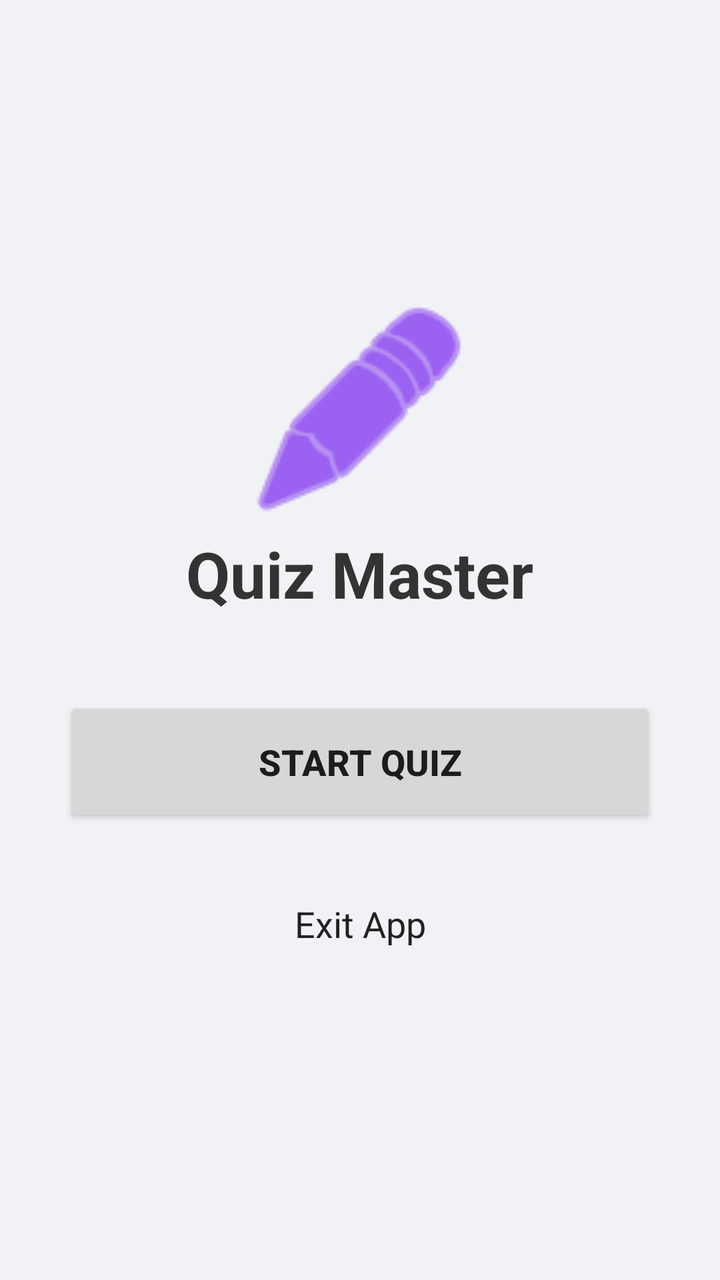
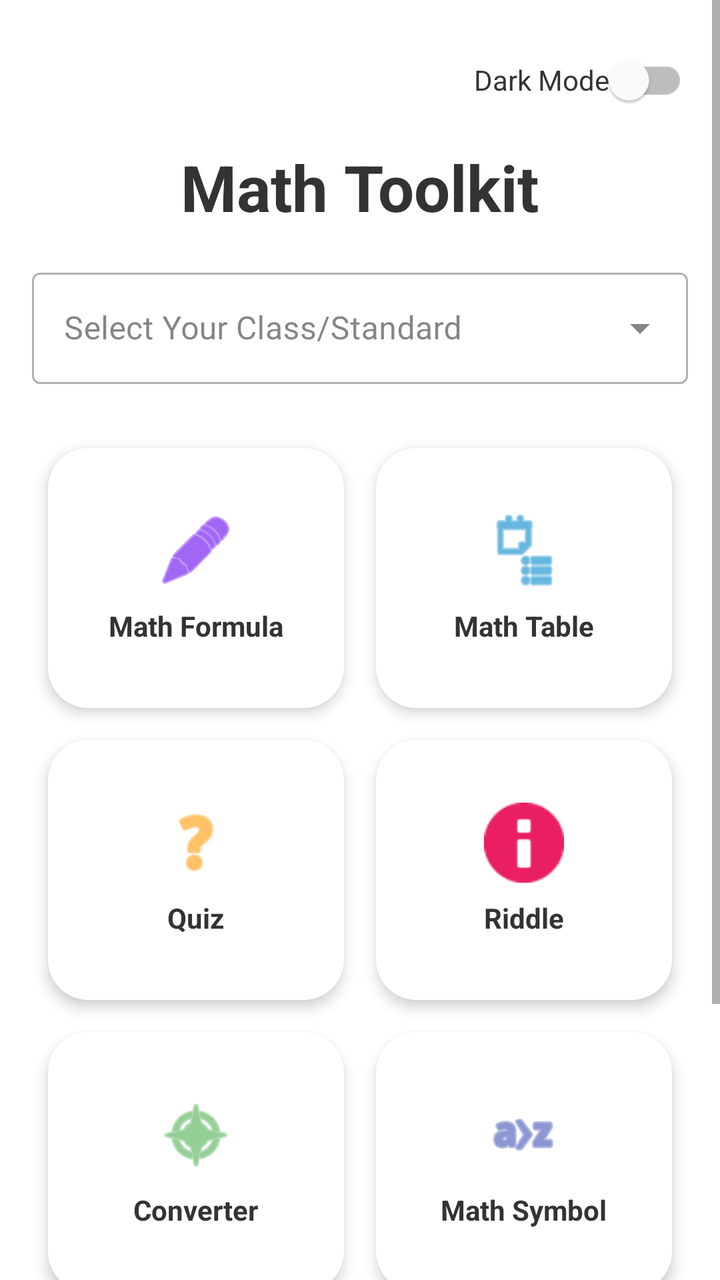

Screens rendered from an Android XML layout before and after an edit, with the pre-edit source and the edit as a unified diff.
<!-- AndroidManifest.xml: application theme Theme.AppCompat.Light.DarkActionBar -->
<!-- res/layout/activity_main.xml -->
<?xml version="1.0" encoding="utf-8"?>

<FrameLayout xmlns:android="http://schemas.android.com/apk/res/android"
             xmlns:app="http://schemas.android.com/apk/res-auto"
             android:layout_width="match_parent"
             android:layout_height="match_parent"
             android:background="#F0F2F5">

    <LinearLayout
            android:id="@+id/menuContainer"
            android:layout_width="match_parent"
            android:layout_height="match_parent"
            android:gravity="center"
            android:orientation="vertical"
            android:padding="32dp"
            android:visibility="visible">

        <ImageView
                android:layout_width="120dp"
                android:layout_height="120dp"
                android:src="@android:drawable/ic_menu_edit"
                app:tint="#6200EE" />

        <TextView
                android:layout_width="wrap_content"
                android:layout_height="wrap_content"
                android:text="Quiz Master"
                android:textSize="32sp"
                android:textStyle="bold"
                android:textColor="#333333"
                android:layout_marginBottom="40dp"/>

        <Button
                android:id="@+id/startQuizBtn"
                android:layout_width="match_parent"
                android:layout_height="65dp"
                android:text="Start Quiz"
                android:textSize="18sp"
                android:textStyle="bold"
                app:cornerRadius="16dp"
                android:layout_marginBottom="16dp"/>

        <Button
                android:id="@+id/menuExitBtn"
                style="@style/Widget.MaterialComponents.Button.OutlinedButton"
                android:layout_width="match_parent"
                android:layout_height="65dp"
                android:text="Exit App"
                android:textSize="18sp"
                app:cornerRadius="16dp"
                app:strokeWidth="2dp" />
    </LinearLayout>

    <LinearLayout
            android:id="@+id/quizContainer"
            android:layout_width="match_parent"
            android:layout_height="match_parent"
            android:orientation="vertical"
            android:padding="24dp"
            android:visibility="gone">

        <TextView
                android:id="@+id/questionText"
                android:layout_width="match_parent"
                android:layout_height="wrap_content"
                android:background="@android:color/white"
                android:elevation="4dp"
                android:padding="24dp"
                android:text="Question text?"
                android:textSize="22sp"
                android:textColor="#222222"
                android:textStyle="bold" />

        <RadioGroup
                android:id="@+id/optionsGroup"
                android:layout_width="match_parent"
                android:layout_height="wrap_content"
                android:layout_marginTop="24dp">
            <RadioButton android:id="@+id/option1" android:layout_width="match_parent" android:layout_height="wrap_content" android:padding="16dp" android:textSize="18sp" android:layout_marginBottom="8dp" />
            <RadioButton android:id="@+id/option2" android:layout_width="match_parent" android:layout_height="wrap_content" android:padding="16dp" android:textSize="18sp" android:layout_marginBottom="8dp" />
            <RadioButton android:id="@+id/option3" android:layout_width="match_parent" android:layout_height="wrap_content" android:padding="16dp" android:textSize="18sp" />
        </RadioGroup>

        <View
                android:layout_width="match_parent"
                android:layout_height="0dp"
                android:layout_weight="1" />

        <Button
                android:id="@+id/submitBtn"
                android:layout_width="match_parent"
                android:layout_height="60dp"
                android:text="Submit Answer"
                android:textSize="18sp"
                app:cornerRadius="12dp" />
    </LinearLayout>

    <LinearLayout
            android:id="@+id/scoreContainer"
            android:layout_width="match_parent"
            android:layout_height="match_parent"
            android:gravity="center"
            android:orientation="vertical"
            android:padding="32dp"
            android:visibility="gone">

        <TextView
                android:id="@+id/finalScoreText"
                android:layout_width="wrap_content"
                android:layout_height="wrap_content"
                android:text="Score: 0/0"
                android:textSize="40sp"
                android:textColor="#6200EE"
                android:textStyle="bold"
                android:gravity="center" />

        <Button
                android:id="@+id/restartBtn"
                android:layout_width="match_parent"
                android:layout_height="65dp"
                android:layout_marginTop="48dp"
                android:text="Try Again"
                android:textSize="20sp"
                android:textStyle="bold"
                app:cornerRadius="16dp" />

        <Button
                android:id="@+id/backToMenuBtn"
                style="@style/Widget.MaterialComponents.Button.OutlinedButton"
                android:layout_width="match_parent"
                android:layout_height="65dp"
                android:layout_marginTop="16dp"
                android:text="Back to Menu"
                android:textSize="18sp"
                android:textColor="#6200EE"
                app:strokeColor="#6200EE"
                app:strokeWidth="2dp"
                app:cornerRadius="16dp" />
    </LinearLayout>

</FrameLayout>
<!-- resources referenced by this layout -->
<resources>

</resources>

<!-- the commit's change to res/layout/activity_main.xml (unified diff, before → after) -->
@@ -1,141 +1,210 @@
 <?xml version="1.0" encoding="utf-8"?>
 
-<FrameLayout xmlns:android="http://schemas.android.com/apk/res/android"
-             xmlns:app="http://schemas.android.com/apk/res-auto"
-             android:layout_width="match_parent"
-             android:layout_height="match_parent"
-             android:background="#F0F2F5">
-
-    <LinearLayout
-            android:id="@+id/menuContainer"
+<ScrollView xmlns:android="http://schemas.android.com/apk/res/android"
+            xmlns:app="http://schemas.android.com/apk/res-auto"
             android:layout_width="match_parent"
             android:layout_height="match_parent"
-            android:gravity="center"
+            android:background="?android:attr/windowBackground">
+
+    <LinearLayout
+            android:layout_width="match_parent"
+            android:layout_height="wrap_content"
             android:orientation="vertical"
-            android:padding="32dp"
-            android:visibility="visible">
-
-        <ImageView
-                android:layout_width="120dp"
-                android:layout_height="120dp"
-                android:src="@android:drawable/ic_menu_edit"
-                app:tint="#6200EE" />
+            android:padding="16dp">
+
+        <RelativeLayout
+                android:layout_width="match_parent"
+                android:layout_height="wrap_content">
+            <com.google.android.material.switchmaterial.SwitchMaterial
+                    android:id="@+id/themeSwitch"
+                    android:layout_width="wrap_content"
+                    android:layout_height="wrap_content"
+                    android:layout_alignParentEnd="true"
+                    android:text="Dark Mode"
+                    android:textColor="?attr/colorOnSurface" />
+        </RelativeLayout>
 
         <TextView
                 android:layout_width="wrap_content"
                 android:layout_height="wrap_content"
-                android:text="Quiz Master"
+                android:text="Math Toolkit"
                 android:textSize="32sp"
                 android:textStyle="bold"
-                android:textColor="#333333"
-                android:layout_marginBottom="40dp"/>
-
-        <Button
-                android:id="@+id/startQuizBtn"
-                android:layout_width="match_parent"
-                android:layout_height="65dp"
-                android:text="Start Quiz"
-                android:textSize="18sp"
-                android:textStyle="bold"
-                app:cornerRadius="16dp"
-                android:layout_marginBottom="16dp"/>
-
-        <Button
-                android:id="@+id/menuExitBtn"
-                style="@style/Widget.MaterialComponents.Button.OutlinedButton"
-                android:layout_width="match_parent"
-                android:layout_height="65dp"
-                android:text="Exit App"
-                android:textSize="18sp"
-                app:cornerRadius="16dp"
-                app:strokeWidth="2dp" />
-    </LinearLayout>
-
-    <LinearLayout
-            android:id="@+id/quizContainer"
-            android:layout_width="match_parent"
-            android:layout_height="match_parent"
-            android:orientation="vertical"
-            android:padding="24dp"
-            android:visibility="gone">
-
-        <TextView
-                android:id="@+id/questionText"
+                android:layout_gravity="center"
+                android:layout_marginTop="8dp"
+                android:layout_marginBottom="16dp"
+                android:textColor="?attr/colorOnSurface"/>
+
+        <com.google.android.material.textfield.TextInputLayout
+                style="@style/Widget.MaterialComponents.TextInputLayout.OutlinedBox.ExposedDropdownMenu"
                 android:layout_width="match_parent"
                 android:layout_height="wrap_content"
-                android:background="@android:color/white"
-                android:elevation="4dp"
-                android:padding="24dp"
-                android:text="Question text?"
-                android:textSize="22sp"
-                android:textColor="#222222"
-                android:textStyle="bold" />
-
-        <RadioGroup
-                android:id="@+id/optionsGroup"
+                android:layout_marginBottom="24dp"
+                android:hint="Select Your Class/Standard"
+                app:hintTextColor="?attr/colorPrimary">
+
+            <AutoCompleteTextView
+                    android:id="@+id/standardSelector"
+                    android:layout_width="match_parent"
+                    android:layout_height="wrap_content"
+                    android:inputType="none"
+                    android:textColor="?attr/colorOnSurface"/>
+        </com.google.android.material.textfield.TextInputLayout>
+
+        <GridLayout
                 android:layout_width="match_parent"
                 android:layout_height="wrap_content"
-                android:layout_marginTop="24dp">
-            <RadioButton android:id="@+id/option1" android:layout_width="match_parent" android:layout_height="wrap_content" android:padding="16dp" android:textSize="18sp" android:layout_marginBottom="8dp" />
-            <RadioButton android:id="@+id/option2" android:layout_width="match_parent" android:layout_height="wrap_content" android:padding="16dp" android:textSize="18sp" android:layout_marginBottom="8dp" />
-            <RadioButton android:id="@+id/option3" android:layout_width="match_parent" android:layout_height="wrap_content" android:padding="16dp" android:textSize="18sp" />
-        </RadioGroup>
-
-        <View
-                android:layout_width="match_parent"
-                android:layout_height="0dp"
-                android:layout_weight="1" />
-
-        <Button
-                android:id="@+id/submitBtn"
-                android:layout_width="match_parent"
-                android:layout_height="60dp"
-                android:text="Submit Answer"
-                android:textSize="18sp"
-                app:cornerRadius="12dp" />
+                android:columnCount="2"
+                android:alignmentMode="alignMargins">
+
+            <com.google.android.material.card.MaterialCardView
+                    android:id="@+id/cardFormula"
+                    android:layout_width="0dp"
+                    android:layout_height="130dp"
+                    android:layout_columnWeight="1"
+                    android:layout_margin="8dp"
+                    android:clickable="true"
+                    android:focusable="true"
+                    android:foreground="?android:attr/selectableItemBackground"
+                    app:cardBackgroundColor="?attr/colorSurface"
+                    app:cardCornerRadius="20dp"
+                    app:cardElevation="4dp">
+                <LinearLayout
+                        android:layout_width="match_parent"
+                        android:layout_height="match_parent"
+                        android:gravity="center"
+                        android:orientation="vertical">
+                    <ImageView android:layout_width="40dp" android:layout_height="40dp" android:src="@android:drawable/ic_menu_edit" app:tint="#6200EE"/>
+                    <TextView android:layout_width="wrap_content" android:layout_height="wrap_content" android:text="Math Formula" android:textStyle="bold" android:layout_marginTop="8dp" android:textColor="?attr/colorOnSurface"/>
+                </LinearLayout>
+            </com.google.android.material.card.MaterialCardView>
+
+            <com.google.android.material.card.MaterialCardView
+                    android:id="@+id/cardTable"
+                    android:layout_width="0dp"
+                    android:layout_height="130dp"
+                    android:layout_columnWeight="1"
+                    android:layout_margin="8dp"
+                    android:clickable="true"
+                    android:focusable="true"
+                    android:foreground="?android:attr/selectableItemBackground"
+                    app:cardBackgroundColor="?attr/colorSurface"
+                    app:cardCornerRadius="20dp"
+                    app:cardElevation="4dp">
+                <LinearLayout android:layout_width="match_parent" android:layout_height="match_parent" android:gravity="center" android:orientation="vertical">
+                    <ImageView android:layout_width="40dp" android:layout_height="40dp" android:src="@android:drawable/ic_menu_agenda" app:tint="#0088CC"/>
+                    <TextView android:layout_width="wrap_content" android:layout_height="wrap_content" android:text="Math Table" android:textStyle="bold" android:layout_marginTop="8dp" android:textColor="?attr/colorOnSurface"/>
+                </LinearLayout>
+            </com.google.android.material.card.MaterialCardView>
+
+            <com.google.android.material.card.MaterialCardView
+                    android:id="@+id/cardQuiz"
+                    android:layout_width="0dp"
+                    android:layout_height="130dp"
+                    android:layout_columnWeight="1"
+                    android:layout_margin="8dp"
+                    android:clickable="true"
+                    android:focusable="true"
+                    android:foreground="?android:attr/selectableItemBackground"
+                    app:cardBackgroundColor="?attr/colorSurface"
+                    app:cardCornerRadius="20dp"
+                    app:cardElevation="4dp">
+                <LinearLayout android:layout_width="match_parent" android:layout_height="match_parent" android:gravity="center" android:orientation="vertical">
+                    <ImageView android:layout_width="40dp" android:layout_height="40dp" android:src="@android:drawable/ic_menu_help" app:tint="#FF9800"/>
+                    <TextView android:layout_width="wrap_content" android:layout_height="wrap_content" android:text="Quiz" android:textStyle="bold" android:layout_marginTop="8dp" android:textColor="?attr/colorOnSurface"/>
+                </LinearLayout>
+            </com.google.android.material.card.MaterialCardView>
+
+            <com.google.android.material.card.MaterialCardView
+                    android:id="@+id/cardRiddle"
+                    android:layout_width="0dp"
+                    android:layout_height="130dp"
+                    android:layout_columnWeight="1"
+                    android:layout_margin="8dp"
+                    android:clickable="true"
+                    android:focusable="true"
+                    android:foreground="?android:attr/selectableItemBackground"
+                    app:cardBackgroundColor="?attr/colorSurface"
+                    app:cardCornerRadius="20dp"
+                    app:cardElevation="4dp">
+                <LinearLayout android:layout_width="match_parent" android:layout_height="match_parent" android:gravity="center" android:orientation="vertical">
+                    <ImageView android:layout_width="40dp" android:layout_height="40dp" android:src="@android:drawable/ic_dialog_info" app:tint="#E91E63"/>
+                    <TextView android:layout_width="wrap_content" android:layout_height="wrap_content" android:text="Riddle" android:textStyle="bold" android:layout_marginTop="8dp" android:textColor="?attr/colorOnSurface"/>
+                </LinearLayout>
+            </com.google.android.material.card.MaterialCardView>
+
+            <com.google.android.material.card.MaterialCardView
+                    android:id="@+id/cardConverter"
+                    android:layout_width="0dp"
+                    android:layout_height="130dp"
+                    android:layout_columnWeight="1"
+                    android:layout_margin="8dp"
+                    android:clickable="true"
+                    android:focusable="true"
+                    android:foreground="?android:attr/selectableItemBackground"
+                    app:cardBackgroundColor="?attr/colorSurface"
+                    app:cardCornerRadius="20dp"
+                    app:cardElevation="4dp">
+                <LinearLayout android:layout_width="match_parent" android:layout_height="match_parent" android:gravity="center" android:orientation="vertical">
+                    <ImageView android:layout_width="40dp" android:layout_height="40dp" android:src="@android:drawable/ic_menu_compass" app:tint="#4CAF50"/>
+                    <TextView android:layout_width="wrap_content" android:layout_height="wrap_content" android:text="Converter" android:textStyle="bold" android:layout_marginTop="8dp" android:textColor="?attr/colorOnSurface"/>
+                </LinearLayout>
+            </com.google.android.material.card.MaterialCardView>
+
+            <com.google.android.material.card.MaterialCardView
+                    android:id="@+id/cardSymbols"
+                    android:layout_width="0dp"
+                    android:layout_height="130dp"
+                    android:layout_columnWeight="1"
+                    android:layout_margin="8dp"
+                    android:clickable="true"
+                    android:focusable="true"
+                    android:foreground="?android:attr/selectableItemBackground"
+                    app:cardBackgroundColor="?attr/colorSurface"
+                    app:cardCornerRadius="20dp"
+                    app:cardElevation="4dp">
+                <LinearLayout android:layout_width="match_parent" android:layout_height="match_parent" android:gravity="center" android:orientation="vertical">
+                    <ImageView android:layout_width="40dp" android:layout_height="40dp" android:src="@android:drawable/ic_menu_sort_alphabetically" app:tint="#3F51B5"/>
+                    <TextView android:layout_width="wrap_content" android:layout_height="wrap_content" android:text="Math Symbol" android:textStyle="bold" android:layout_marginTop="8dp" android:textColor="?attr/colorOnSurface"/>
+                </LinearLayout>
+            </com.google.android.material.card.MaterialCardView>
+
+            <com.google.android.material.card.MaterialCardView
+                    android:id="@+id/cardNotes"
+                    android:layout_width="0dp"
+                    android:layout_height="130dp"
+                    android:layout_columnWeight="1"
+                    android:layout_margin="8dp"
+                    android:clickable="true"
+                    android:focusable="true"
+                    android:foreground="?android:attr/selectableItemBackground"
+                    app:cardBackgroundColor="?attr/colorSurface"
+                    app:cardCornerRadius="20dp"
+                    app:cardElevation="4dp">
+                <LinearLayout android:layout_width="match_parent" android:layout_height="match_parent" android:gravity="center" android:orientation="vertical">
+                    <ImageView android:layout_width="40dp" android:layout_height="40dp" android:src="@android:drawable/ic_menu_save" app:tint="#795548"/>
+                    <TextView android:layout_width="wrap_content" android:layout_height="wrap_content" android:text="Notes" android:textStyle="bold" android:layout_marginTop="8dp" android:textColor="?attr/colorOnSurface"/>
+                </LinearLayout>
+            </com.google.android.material.card.MaterialCardView>
+
+            <com.google.android.material.card.MaterialCardView
+                    android:id="@+id/cardCreator"
+                    android:layout_width="0dp"
+                    android:layout_height="130dp"
+                    android:layout_columnWeight="1"
+                    android:layout_margin="8dp"
+                    android:clickable="true"
+                    android:focusable="true"
+                    android:foreground="?android:attr/selectableItemBackground"
+                    app:cardBackgroundColor="?attr/colorSurface"
+                    app:cardCornerRadius="20dp"
+                    app:cardElevation="4dp">
+                <LinearLayout android:layout_width="match_parent" android:layout_height="match_parent" android:gravity="center" android:orientation="vertical">
+                    <ImageView android:layout_width="40dp" android:layout_height="40dp" android:src="@android:drawable/ic_menu_add" app:tint="#009688"/>
+                    <TextView android:layout_width="wrap_content" android:layout_height="wrap_content" android:text="Creator" android:textStyle="bold" android:layout_marginTop="8dp" android:textColor="?attr/colorOnSurface"/>
+                </LinearLayout>
+            </com.google.android.material.card.MaterialCardView>
+
+        </GridLayout>
     </LinearLayout>
-
-    <LinearLayout
-            android:id="@+id/scoreContainer"
-            android:layout_width="match_parent"
-            android:layout_height="match_parent"
-            android:gravity="center"
-            android:orientation="vertical"
-            android:padding="32dp"
-            android:visibility="gone">
-
-        <TextView
-                android:id="@+id/finalScoreText"
-                android:layout_width="wrap_content"
-                android:layout_height="wrap_content"
-                android:text="Score: 0/0"
-                android:textSize="40sp"
-                android:textColor="#6200EE"
-                android:textStyle="bold"
-                android:gravity="center" />
-
-        <Button
-                android:id="@+id/restartBtn"
-                android:layout_width="match_parent"
-                android:layout_height="65dp"
-                android:layout_marginTop="48dp"
-                android:text="Try Again"
-                android:textSize="20sp"
-                android:textStyle="bold"
-                app:cornerRadius="16dp" />
-
-        <Button
-                android:id="@+id/backToMenuBtn"
-                style="@style/Widget.MaterialComponents.Button.OutlinedButton"
-                android:layout_width="match_parent"
-                android:layout_height="65dp"
-                android:layout_marginTop="16dp"
-                android:text="Back to Menu"
-                android:textSize="18sp"
-                android:textColor="#6200EE"
-                app:strokeColor="#6200EE"
-                app:strokeWidth="2dp"
-                app:cornerRadius="16dp" />
-    </LinearLayout>
-
-</FrameLayout>
+</ScrollView>
<!-- resource entries referenced after the edit -->
@@ -1,5 +1,12 @@
 <!-- resources referenced by this layout -->
 <resources>
-
+  <style name="Theme.QuizApp" parent="Theme.MaterialComponents.DayNight.NoActionBar">
+          <item name="colorPrimary">#6200EE</item>
+          <item name="colorOnPrimary">#FFFFFF</item>
+  
+          <item name="android:windowBackground">?attr/colorSurface</item>
+  
+          <item name="colorOnSurface">#333333</item>
+      </style>
 </resources>
 
